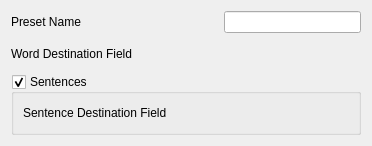
ll-in-anki/find-missing-words, file designer/config_note_preset.ui: the form before one commit.
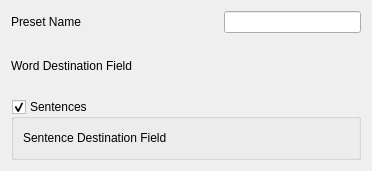
The form after the commit.

Commit message:
Load selected word into add card dialog successfully
Now need to make the add cards dialog appear as a nested widget in the
note creation pane.

```diff
--- a/designer/config_note_preset.ui
+++ b/designer/config_note_preset.ui
@@ -7,7 +7,7 @@
     <x>0</x>
     <y>0</y>
     <width>372</width>
-    <height>146</height>
+    <height>171</height>
    </rect>
   </property>
   <property name="windowTitle">
```
The commit also changes 2 other files.
